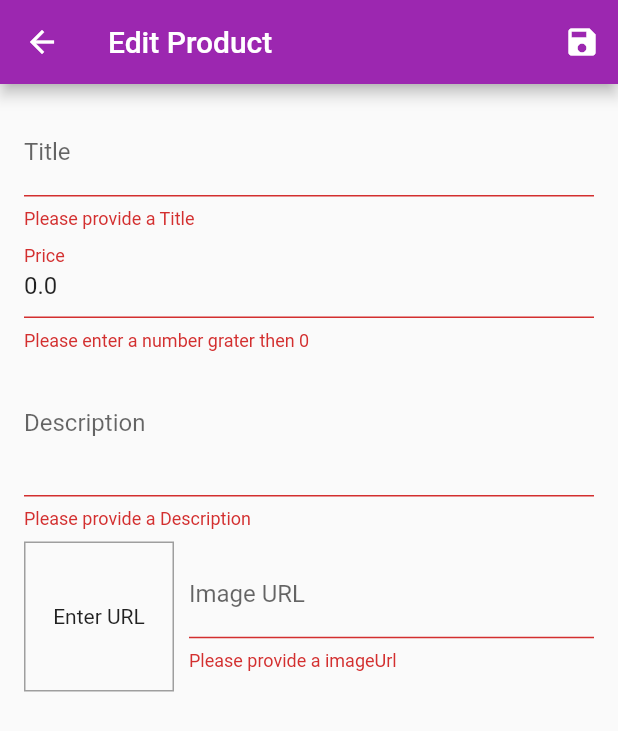
After one commit to Roei-Bracha/flutter-store-app, a Flutter app: the EditProductScreen screen opened by its route, after a tap on the "save" icon, on a phone screen of 412 x 824 dp. The commit adds this screen. Shown: the top 731 px of the screen. Run offline on Flutter 3.47's test engine with Material 2 defaults, Android fonts, the phone set to English and light mode, and no system bars; network calls fail.

Commit message:
adding form

```diff
--- a/lib/main.dart
+++ b/lib/main.dart
@@ -4,9 +4,11 @@ import 'package:shop_app/providers/Cart.dart';
 import 'package:shop_app/providers/orders.dart';
 import 'package:shop_app/providers/productsProvider.dart';
 import 'package:shop_app/screens/CartScreen.dart';
+import 'package:shop_app/screens/EditProductScreen.dart';
 import 'package:shop_app/screens/OrdersScreen.dart';
 import 'package:shop_app/screens/ProductDetailsScreen.dart';
 import 'package:shop_app/screens/ProductsOverviewScreen.dart';
+import 'package:shop_app/screens/UserProductScreen.dart';
 
 void main() {
   runApp(MyApp());
@@ -33,6 +35,8 @@ class MyApp extends StatelessWidget {
           ProductDetailsScreen.routeName: (ctx) => ProductDetailsScreen(),
           CartScreen.routeName : (c)=> CartScreen(),
           OrdersScreen.routeName : (c)=>OrdersScreen(),
+          UserProductScreen.routeName: (c)=>UserProductScreen(),
+          EditProductScreen.routeName:(c)=>EditProductScreen(),
         },
       ),
     );
--- a/lib/providers/Cart.dart
+++ b/lib/providers/Cart.dart
@@ -1,4 +1,5 @@
 import 'package:flutter/material.dart';
+import 'package:uuid/uuid.dart';
 
 class CartItem {
   final String id;
@@ -72,7 +73,7 @@ class Cart with ChangeNotifier {
       _items.putIfAbsent(
           productId,
           () => CartItem(
-                id: DateTime.now().toString(),
+                id: Uuid().v4(),
                 title: title,
                 price: price,
                 quantity: 1,
--- a/lib/providers/orders.dart
+++ b/lib/providers/orders.dart
@@ -1,5 +1,6 @@
 import 'package:flutter/material.dart';
 import 'package:shop_app/providers/Cart.dart';
+import 'package:uuid/uuid.dart';
 
 class OrderItem {
   final String id;
@@ -24,7 +25,7 @@ class Orders with ChangeNotifier {
             amount: total,
             dateTime: DateTime.now(),
             products: cartProducts,
-            id: DateTime.now().toString()));
+            id: Uuid().v4()));
     notifyListeners();
   }
 }
--- a/lib/providers/productsProvider.dart
+++ b/lib/providers/productsProvider.dart
@@ -1,6 +1,7 @@
 import 'package:flutter/material.dart';
 import 'package:shop_app/DummyProducts.dart';
 import 'package:shop_app/models/product.dart';
+import 'package:uuid/uuid.dart';
 
 class Products with ChangeNotifier {
   List<Product> _items = dummyProducts;
@@ -24,10 +25,29 @@ class Products with ChangeNotifier {
   }
 
   void addProduct(Product value) {
-    // _items.add(value);
+    final newProduct = Product(
+        id: Uuid().v4(),
+        title: value.title,
+        description: value.description,
+        imageUrl: value.imageUrl,
+        price: value.price);
+    _items.add(newProduct);
     notifyListeners();
   }
 
+  void removeProduct(String id) {
+    _items.removeWhere((element) => element.id == id);
+    notifyListeners();
+  }
+
+  void editProduct(Product product) {
+    final productIndex =
+        _items.indexWhere((element) => element.id == product.id);
+    if (productIndex >= 0) {
+      _items[productIndex] = product;
+      notifyListeners();
+    }
+  }
   // void showFavorites() {
   //   showFavoritesOnly = true;
   //   notifyListeners();
--- /dev/null
+++ b/lib/screens/EditProductScreen.dart
@@ -0,0 +1,228 @@
+import 'package:flutter/material.dart';
+import 'package:provider/provider.dart';
+import 'package:shop_app/models/product.dart';
+import 'package:shop_app/providers/productsProvider.dart';
+
+class EditProductScreenArguments {
+  final String id;
+  EditProductScreenArguments(this.id);
+}
+
+class EditProductScreen extends StatefulWidget {
+  static const routeName = '/edit-product';
+  EditProductScreen({Key key}) : super(key: key);
+
+  @override
+  _EditProductScreenState createState() => _EditProductScreenState();
+}
+
+class _EditProductScreenState extends State<EditProductScreen> {
+  final _priceFocuseNode = FocusNode();
+  final _descriptionFocuseNode = FocusNode();
+  final _imageFocuseNode = FocusNode();
+  final _imageUrlController = TextEditingController();
+  final _form = GlobalKey<FormState>();
+  bool isInit = true;
+  var _editedProduct = Product(
+      id: null,
+      description: '',
+      imageUrl: '',
+      price: 0,
+      title: '',
+      isFavorite: false);
+
+  @override
+  void dispose() {
+    _priceFocuseNode.dispose();
+    _descriptionFocuseNode.dispose();
+    _imageUrlController.dispose();
+    _imageFocuseNode.removeListener(_updateImageUrl);
+    _imageFocuseNode.dispose();
+
+    super.dispose();
+  }
+
+  @override
+  void initState() {
+    _imageFocuseNode.addListener(_updateImageUrl);
+    super.initState();
+  }
+
+  @override
+  void didChangeDependencies() {
+    if (isInit) {
+      final EditProductScreenArguments args =
+          ModalRoute.of(context).settings.arguments;
+      if (args != null && args.id != null) {
+        _editedProduct = Provider.of<Products>(context).findById(args.id);
+        _imageUrlController.text = _editedProduct.imageUrl;
+      }
+    }
+    isInit = false;
+    super.didChangeDependencies();
+  }
+
+  void _updateImageUrl() {
+    print(_imageUrlController.text);
+    if (!_imageFocuseNode.hasFocus &&
+        !_imageUrlController.text.startsWith('http://') &&
+        !_imageUrlController.text.startsWith('https://') &&
+        !_imageUrlController.text.endsWith('jpg') &&
+        !_imageUrlController.text.endsWith('png') &&
+        !_imageUrlController.text.endsWith('jpeg')) {
+      setState(() {});
+    }
+  }
+
+  void _saveForm() {
+    final isValid = _form.currentState.validate();
+    if (isValid) {
+      _form.currentState.save();
+      if (_editedProduct.id == null) {
+                Provider.of<Products>(context, listen: false)
+            .addProduct(_editedProduct);
+      } else {
+        Provider.of<Products>(context, listen: false)
+            .editProduct(_editedProduct);
+      }
+      Navigator.of(context).pop();
+    }
+  }
+
+  @override
+  Widget build(BuildContext context) {
+    return Container(
+      child: Scaffold(
+        appBar: AppBar(
+          title: Text('Edit Product'),
+          actions: [IconButton(icon: Icon(Icons.save), onPressed: _saveForm)],
+        ),
+        body: Padding(
+          padding: const EdgeInsets.all(16.0),
+          child: Form(
+            key: _form,
+            child: ListView(
+              children: [
+                TextFormField(
+                  initialValue: _editedProduct.title,
+                  decoration: InputDecoration(
+                    labelText: 'Title',
+                  ),
+                  textInputAction: TextInputAction.next,
+                  onFieldSubmitted: (value) =>
+                      FocusScope.of(context).requestFocus(_priceFocuseNode),
+                  validator: (value) {
+                    if (value.isEmpty) {
+                      return "Please provide a Title";
+                    }
+                    return null;
+                  },
+                  onSaved: (newValue) => _editedProduct = Product(
+                      id: _editedProduct.id,
+                      title: newValue,
+                      description: _editedProduct.description,
+                      imageUrl: _editedProduct.imageUrl,
+                      price: _editedProduct.price),
+                ),
+                TextFormField(
+                  initialValue: _editedProduct.price.toString(),
+                  decoration: InputDecoration(labelText: 'Price'),
+                  textInputAction: TextInputAction.next,
+                  keyboardType: TextInputType.number,
+                  focusNode: _priceFocuseNode,
+                  onFieldSubmitted: (value) => FocusScope.of(context)
+                      .requestFocus(_descriptionFocuseNode),
+                  validator: (value) {
+                    if (value.isEmpty) {
+                      return "Please provide a price";
+                    }
+                    if (double.tryParse(value) == null) {
+                      return "Please enter a valid number";
+                    }
+                    if (double.parse(value) <= 0) {
+                      return "Please enter a number grater then 0";
+                    }
+                    return null;
+                  },
+                  onSaved: (newValue) => _editedProduct = Product(
+                      id: _editedProduct.id,
+                      title: _editedProduct.title,
+                      description: _editedProduct.description,
+                      imageUrl: _editedProduct.imageUrl,
+                      price: double.parse(newValue)),
+                ),
+                TextFormField(
+                  initialValue: _editedProduct.description,
+                  decoration: InputDecoration(labelText: 'Description'),
+                  maxLines: 3,
+                  keyboardType: TextInputType.multiline,
+                  focusNode: _descriptionFocuseNode,
+                  validator: (value) {
+                    if (value.isEmpty) {
+                      return "Please provide a Description";
+                    }
+                    return null;
+                  },
+                  onSaved: (newValue) => _editedProduct = Product(
+                      id: _editedProduct.id,
+                      title: _editedProduct.title,
+                      description: newValue,
+                      imageUrl: _editedProduct.imageUrl,
+                      price: _editedProduct.price),
+                ),
+                Row(
+                  children: [
+                    Container(
+                      width: 100,
+                      height: 100,
+                      margin: const EdgeInsets.only(top: 8, right: 10),
+                      decoration: BoxDecoration(
+                          border: Border.all(width: 1, color: Colors.grey)),
+                      child: _imageUrlController.text.isEmpty
+                          ? Center(child: Text('Enter URL'))
+                          : FittedBox(
+                              child: Image.network(
+                                _imageUrlController.text,
+                                fit: BoxFit.cover,
+                              ),
+                            ),
+                    ),
+                    Expanded(
+                      child: TextFormField(
+                        decoration: InputDecoration(labelText: 'Image URL'),
+                        keyboardType: TextInputType.url,
+                        textInputAction: TextInputAction.done,
+                        controller: _imageUrlController,
+                        onFieldSubmitted: (value) => _saveForm(),
+                        validator: (value) {
+                          value = value.toLowerCase();
+                          if (value.isEmpty) {
+                            return "Please provide a imageUrl";
+                          }
+                          if (!value.startsWith('http://') &&
+                              !value.startsWith('https://') &&
+                              !value.endsWith('jpg') &&
+                              !value.endsWith('png') &&
+                              !value.endsWith('jpeg')) {
+                            return "Please provide a valid imageUrl";
+                          }
+                          return null;
+                        },
+                        onSaved: (newValue) => _editedProduct = Product(
+                            id: _editedProduct.id,
+                            title: _editedProduct.title,
+                            description: _editedProduct.description,
+                            imageUrl: newValue,
+                            price: _editedProduct.price),
+                      ),
+                    )
+                  ],
+                )
+              ],
+            ),
+          ),
+        ),
+      ),
+    );
+  }
+}
--- a/lib/widgets/appDrawer.dart
+++ b/lib/widgets/appDrawer.dart
@@ -1,4 +1,6 @@
 import 'package:flutter/material.dart';
+import 'package:shop_app/screens/OrdersScreen.dart';
+import 'package:shop_app/screens/UserProductScreen.dart';
 
 class AppDrawer extends StatelessWidget {
   const AppDrawer({Key key}) : super(key: key);
@@ -10,9 +12,11 @@ class AppDrawer extends StatelessWidget {
         children: [
           AppBar(title: Text('data'),automaticallyImplyLeading: false,),
           Divider(),
-          ListTile(leading: Icon(Icons.shop),title: Text('Shop'),onTap: () => Navigator.pushNamed(context, '/'),),
+          ListTile(leading: Icon(Icons.shop),title: Text('Shop'),onTap: () => Navigator.pushReplacementNamed(context, '/'),),
           Divider(),
-          ListTile(leading: Icon(Icons.payment),title: Text('Orders'),onTap: () => Navigator.pushNamed(context, '/orders'),),
+          ListTile(leading: Icon(Icons.payment),title: Text('Orders'),onTap: () => Navigator.pushNamed(context, OrdersScreen.routeName),),
+                    Divider(),
+          ListTile(leading: Icon(Icons.edit),title: Text('User items'),onTap: () => Navigator.pushReplacementNamed(context, UserProductScreen.routeName),),
         ],
       ),
     );
--- a/pubspec.yaml
+++ b/pubspec.yaml
@@ -26,6 +26,7 @@ dependencies:
   cupertino_icons: ^0.1.3
   provider: ^4.1.2
   intl: ^0.16.1
+  uuid: 2.0.4
 
 
 dev_dependencies:
```
Also changed, not shown: lib/screens/UserProductScreen.dart (added, +48 -0 lines), lib/widgets/UserItem.dart (added, +44 -0 lines), pubspec.lock.
